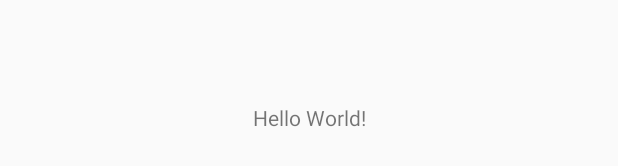
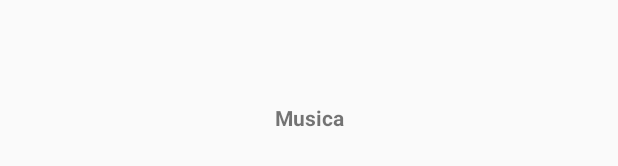
Before and after one commit to JhonMatamorosT/Musica, an Android app: the layout activity_main.xml on its own in the app's theme, with its tools: preview values and no code run, on a phone screen of 412 x 824 dp. Shown: the part 501-667 px from the top of the screen. Run offline under Robolectric (Android 15) with nearby library versions, the phone set to English and light mode, and no system bars.

Commit message:
prueba 1 de main xml

```diff
--- a/app/src/main/res/layout/activity_main.xml
+++ b/app/src/main/res/layout/activity_main.xml
@@ -10,10 +10,11 @@
     <TextView
         android:layout_width="wrap_content"
         android:layout_height="wrap_content"
-        android:text="Hello World!"
+        android:text="@string/app_name"
         app:layout_constraintBottom_toBottomOf="parent"
         app:layout_constraintEnd_toEndOf="parent"
         app:layout_constraintStart_toStartOf="parent"
-        app:layout_constraintTop_toTopOf="parent" />
+        app:layout_constraintTop_toTopOf="parent"
+        android:textStyle="bold"/>
 
 </androidx.constraintlayout.widget.ConstraintLayout>
```
